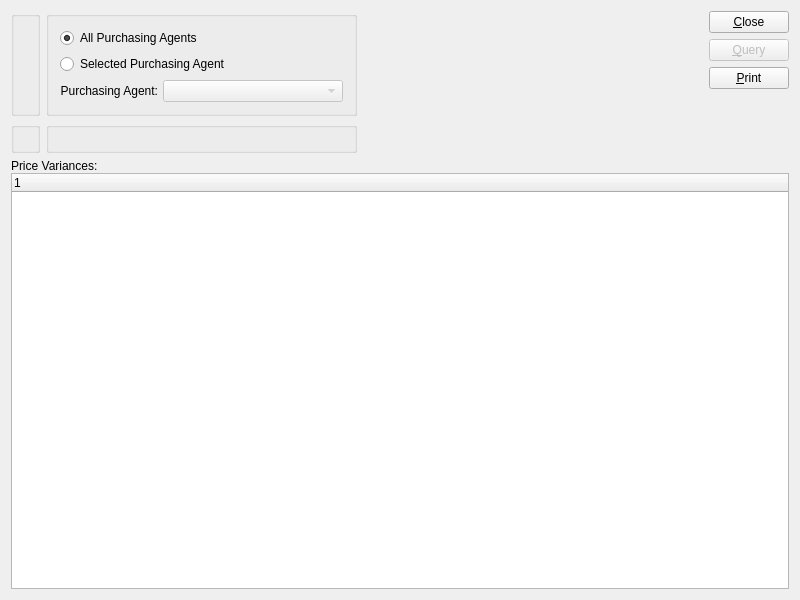
Qt form xtuple/trunk/guiclient/dspPoPriceVariancesByVendor.ui (WooodHead/xtuple) before a commit.
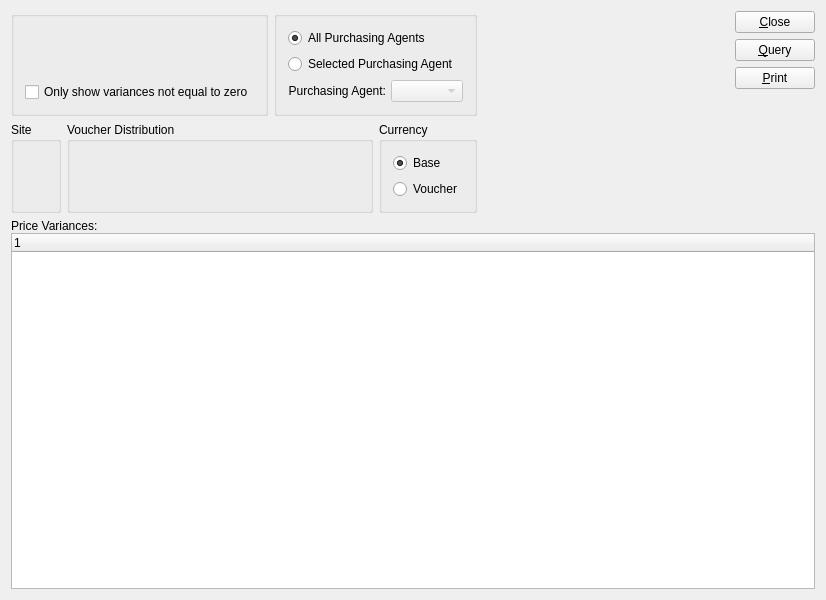
The same form after that commit. Custom widgets are drawn as their Qt base class.

Commit message: issue #10974, #11199:  Add purchase price variance info to purchase price variance reports.

```diff
--- a/xtuple/trunk/guiclient/dspPoPriceVariancesByVendor.ui
+++ b/xtuple/trunk/guiclient/dspPoPriceVariancesByVendor.ui
@@ -13,7 +13,7 @@
    <rect>
     <x>0</x>
     <y>0</y>
-    <width>800</width>
+    <width>826</width>
     <height>600</height>
    </rect>
   </property>
@@ -32,19 +32,20 @@
          </property>
          <layout class="QGridLayout" name="gridLayout_4">
           <item row="0" column="0">
-           <widget class="VendorCluster" name="_vendor"/>
+           <widget class="VendorGroup" name="_vendorGroup"/>
+          </item>
+          <item row="1" column="0">
+           <widget class="XCheckBox" name="_notZero">
+            <property name="text">
+             <string>Only show variances not equal to zero</string>
+            </property>
+           </widget>
           </item>
          </layout>
         </widget>
        </item>
        <item row="0" column="1">
         <widget class="QGroupBox" name="_agentGroup">
-         <property name="sizePolicy">
-          <sizepolicy hsizetype="Preferred" vsizetype="Fixed">
-           <horstretch>0</horstretch>
-           <verstretch>0</verstretch>
-          </sizepolicy>
-         </property>
          <property name="title">
           <string/>
          </property>
@@ -99,27 +100,70 @@
          </layout>
         </widget>
        </item>
-       <item row="1" column="0">
+       <item row="1" column="0" colspan="2">
+        <layout class="QHBoxLayout" name="horizontalLayout_2">
+         <item>
         <widget class="WarehouseGroup" name="_warehouse">
          <property name="title">
-          <string/>
+            <string>Site</string>
          </property>
          <property name="fixedSize">
           <bool>false</bool>
          </property>
         </widget>
        </item>
-       <item row="1" column="1">
+         <item>
         <widget class="QGroupBox" name="_dateGroup">
          <property name="title">
-          <string/>
+            <string>Voucher Distribution</string>
          </property>
          <layout class="QGridLayout" name="gridLayout_2">
           <item row="0" column="0">
            <widget class="DateCluster" name="_dates"/>
           </item>
-         </layout>
-        </widget>
+            <item row="0" column="1">
+             <spacer name="horizontalSpacer_3">
+              <property name="orientation">
+               <enum>Qt::Horizontal</enum>
+              </property>
+              <property name="sizeHint" stdset="0">
+               <size>
+                <width>40</width>
+                <height>20</height>
+               </size>
+              </property>
+             </spacer>
+            </item>
+           </layout>
+          </widget>
+         </item>
+         <item>
+          <widget class="QGroupBox" name="_currencyGroup">
+           <property name="title">
+            <string>Currency</string>
+           </property>
+           <layout class="QVBoxLayout" name="verticalLayout">
+            <item>
+             <widget class="QRadioButton" name="_baseCurr">
+              <property name="text">
+               <string>Base</string>
+              </property>
+              <property name="checked">
+               <bool>true</bool>
+              </property>
+             </widget>
+            </item>
+            <item>
+             <widget class="QRadioButton" name="_voCurr">
+              <property name="text">
+               <string>Voucher</string>
+              </property>
+             </widget>
+            </item>
+           </layout>
+          </widget>
+         </item>
+        </layout>
        </item>
       </layout>
      </item>
@@ -130,7 +174,7 @@
        </property>
        <property name="sizeHint" stdset="0">
         <size>
-         <width>0</width>
+         <width>13</width>
          <height>20</height>
         </size>
        </property>
@@ -152,9 +196,6 @@
          </item>
          <item>
           <widget class="QPushButton" name="_query">
-           <property name="enabled">
-            <bool>false</bool>
-           </property>
            <property name="text">
             <string>&amp;Query</string>
            </property>
@@ -262,15 +303,20 @@
    <header>datecluster.h</header>
   </customwidget>
   <customwidget>
-   <class>VendorCluster</class>
+   <class>VendorGroup</class>
    <extends>QWidget</extends>
-   <header>vendorcluster.h</header>
+   <header>vendorgroup.h</header>
   </customwidget>
   <customwidget>
    <class>WarehouseGroup</class>
    <extends>QGroupBox</extends>
    <header>warehousegroup.h</header>
   </customwidget>
+  <customwidget>
+   <class>XCheckBox</class>
+   <extends>QCheckBox</extends>
+   <header>xcheckbox.h</header>
+  </customwidget>
   <customwidget>
    <class>XComboBox</class>
    <extends>QComboBox</extends>
@@ -284,7 +330,6 @@
   </customwidget>
  </customwidgets>
  <tabstops>
-  <tabstop>_vendor</tabstop>
   <tabstop>_warehouse</tabstop>
   <tabstop>_dates</tabstop>
   <tabstop>_allPurchasingAgents</tabstop>
@@ -328,21 +373,5 @@
     </hint>
    </hints>
   </connection>
-  <connection>
-   <sender>_vendor</sender>
-   <signal>valid(bool)</signal>
-   <receiver>_query</receiver>
-   <slot>setEnabled(bool)</slot>
-   <hints>
-    <hint type="sourcelabel">
-     <x>20</x>
-     <y>20</y>
-    </hint>
-    <hint type="destinationlabel">
-     <x>20</x>
-     <y>20</y>
-    </hint>
-   </hints>
-  </connection>
  </connections>
 </ui>
```
Lines whose indentation alone changed are shown as unchanged. The commit also changes 9 other files.
